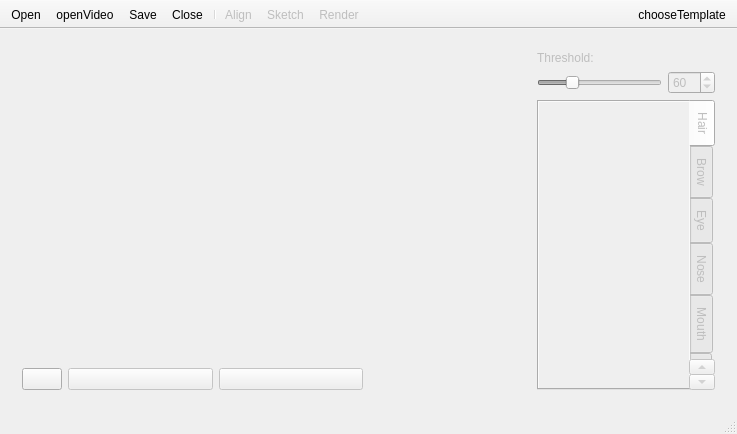
The window that FaceLocation/mainwindow.ui (fishwsr/FaceAlign) describes before a commit, drawn with Qt 5.
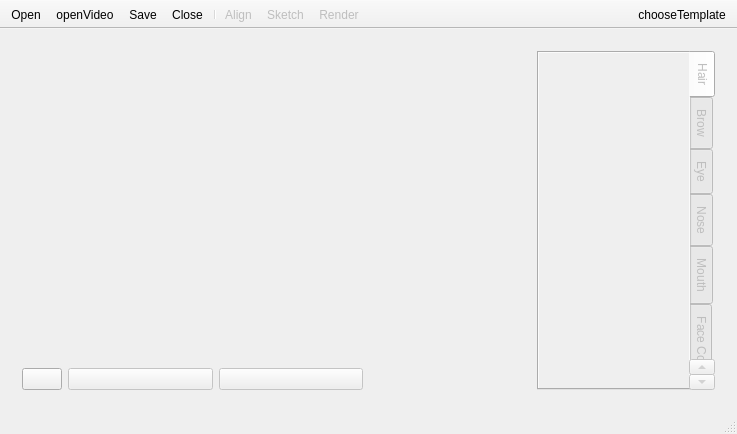
The same window after the commit. Icons and pictures are not drawn. Custom widgets are drawn as their Qt base class.

Commit message: add threshold to right toolbar

The edit to the form file:
```diff
--- a/FaceLocation/mainwindow.ui
+++ b/FaceLocation/mainwindow.ui
@@ -286,55 +286,6 @@
        </size>
       </property>
       <layout class="QVBoxLayout" name="verticalLayout">
-       <item>
-        <widget class="QLabel" name="thresholdeLabel">
-         <property name="text">
-          <string>Threshold:</string>
-         </property>
-        </widget>
-       </item>
-       <item>
-        <layout class="QHBoxLayout" name="horizontalLayout">
-         <item>
-          <widget class="QSlider" name="thresholdSlider">
-           <property name="minimum">
-            <number>40</number>
-           </property>
-           <property name="maximum">
-            <number>120</number>
-           </property>
-           <property name="singleStep">
-            <number>20</number>
-           </property>
-           <property name="pageStep">
-            <number>20</number>
-           </property>
-           <property name="value">
-            <number>60</number>
-           </property>
-           <property name="orientation">
-            <enum>Qt::Horizontal</enum>
-           </property>
-          </widget>
-         </item>
-         <item>
-          <widget class="QSpinBox" name="thresholdBox">
-           <property name="minimum">
-            <number>40</number>
-           </property>
-           <property name="maximum">
-            <number>120</number>
-           </property>
-           <property name="singleStep">
-            <number>20</number>
-           </property>
-           <property name="value">
-            <number>60</number>
-           </property>
-          </widget>
-         </item>
-        </layout>
-       </item>
        <item>
         <widget class="QTabWidget" name="templateTabWidget">
          <property name="sizePolicy">
```
Left out of the diff: 32 changed lines with no effect on the pictures. The commit also changes 6 other files.
